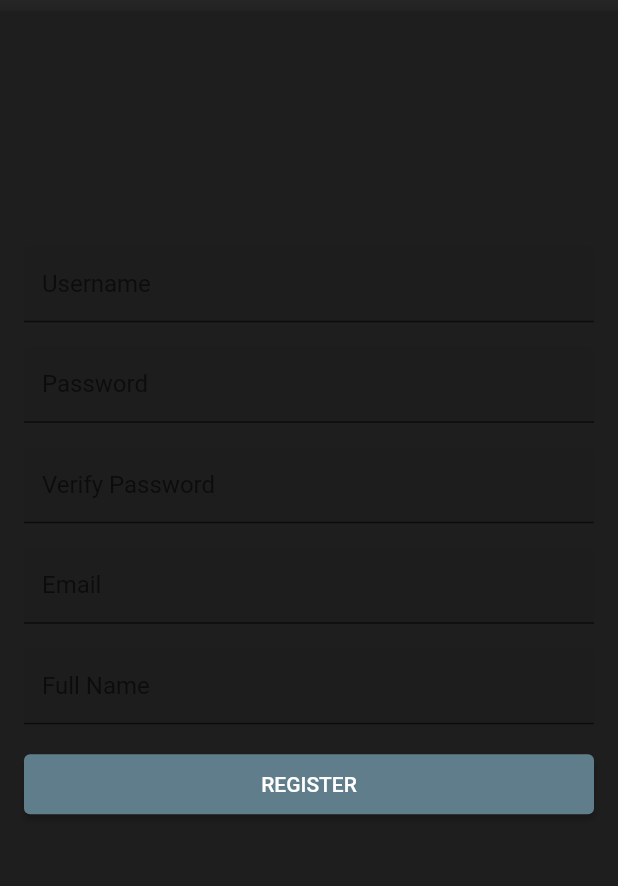
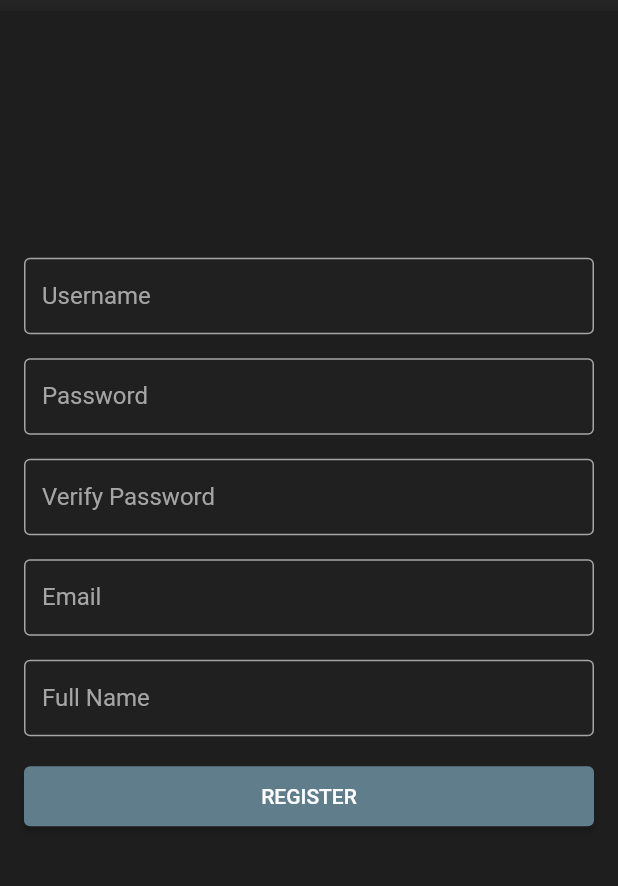
Before and after one commit to CapibaraAnonimo/MyAnonaMousePdf_FrontEnd, a Flutter app: the RegisterPage screen opened directly, on a phone screen of 412 x 824 dp, the part 73-959 px from its top. Run offline on Flutter 3.47's test engine with Material 2 defaults, Android fonts, the light colour scheme and no system bars; our stand-ins replace bloc, equatable, flutter_bloc, get_it, injectable, shared_preferences; missing offline and left inert: http_interceptor; accounts and stored records are empty; statements that could not run were skipped.

Commit message:
no he conseguido casi nada, estoy frustrado entre flutter y la mierda de las empresas, que ahora me vulvo a quedar sin ninguna, absoutamente desganado y desmotivado con este final

```diff
--- a/myanonamousepdf/lib/models/user.dart
+++ b/myanonamousepdf/lib/models/user.dart
@@ -24,7 +24,7 @@ class User {
   User.fromJson(Map<String, dynamic> json) {
     id = json['id'];
     userName = json['userName'];
-    name = json['name'];
+    name = json['fullName'];
     //createdAt = DateTime.tryParse(reformat(json['createdAt']));
     accessToken = json['accessToken'];
     avatar = json['avatar'];
@@ -36,7 +36,7 @@ class User {
     final Map<String, dynamic> data = <String, dynamic>{};
     data['id'] = id;
     data['userName'] = userName;
-    data['name'] = name;
+    data['fullName'] = name;
     //data['createdAt'] = dateToString(createdAt!);
     data['accessToken'] = accessToken;
     data['avatar'] = avatar;
--- a/myanonamousepdf/lib/pages/books.dart
+++ b/myanonamousepdf/lib/pages/books.dart
@@ -5,6 +5,7 @@ import 'package:flutter_bloc/flutter_bloc.dart';
 import 'package:myanonamousepdf/blocs/authentication/authentication.dart';
 import 'package:myanonamousepdf/config/locator.dart';
 import 'package:myanonamousepdf/models/book.dart';
+import 'package:myanonamousepdf/pages/login_page.dart';
 import '../blocs/book_list/book_list.dart';
 import '../models/user.dart';
 import '../services/services.dart';
@@ -42,7 +43,9 @@ class BookListPage extends StatelessWidget {
     }
   }
 
-  void logIn() {}
+  void logIn() {
+    Navigator.push(context, MaterialPageRoute(builder: (context) => LoginPage()));
+  }
 
   @override
   Widget build(BuildContext context) {
--- a/myanonamousepdf/lib/pages/register_page.dart
+++ b/myanonamousepdf/lib/pages/register_page.dart
@@ -25,7 +25,7 @@ class RegisterPage extends StatelessWidget {
         title: const Text('Register'),
       ),
       body: Padding(
-        padding: const EdgeInsets.only(bottom: 16, left: 16, right: 16),
+        padding: const EdgeInsets.only(left: 16, right: 16),
         child: BlocBuilder<AuthenticationBloc, AuthenticationState>(
           builder: (context, state) {
             if (state is AuthenticationNotAuthenticated) {
@@ -132,7 +132,23 @@ class __RegisterFormState extends State<_RegisterForm>
                   Padding(
                     padding: const EdgeInsets.only(bottom: 16),
                     child: TextFormField(
-                      decoration: const InputDecoration(
+                      style: TextStyle(
+                      color: Color.fromARGB(255, 165, 165, 165),
+                    ),
+                    decoration: const InputDecoration(
+                      labelStyle: TextStyle(
+                        color: Color.fromARGB(255, 165, 165, 165),
+                      ),
+                      fillColor: Color.fromARGB(255, 32, 32, 32),
+                      enabledBorder: OutlineInputBorder(
+                          borderSide: BorderSide(
+                        color: Color.fromARGB(255, 165, 165, 165),
+                      )),
+                      focusedBorder: OutlineInputBorder(
+                        borderSide: BorderSide(
+                          color: Color.fromARGB(255, 165, 165, 165),
+                        ),
+                      ),
                         labelText: 'Username',
                         filled: true,
                         isDense: true,
@@ -151,7 +167,23 @@ class __RegisterFormState extends State<_RegisterForm>
                   Padding(
                     padding: const EdgeInsets.only(bottom: 16),
                     child: TextFormField(
-                      decoration: const InputDecoration(
+                      style: TextStyle(
+                      color: Color.fromARGB(255, 165, 165, 165),
+                    ),
+                    decoration: const InputDecoration(
+                      labelStyle: TextStyle(
+                        color: Color.fromARGB(255, 165, 165, 165),
+                      ),
+                      fillColor: Color.fromARGB(255, 32, 32, 32),
+                      enabledBorder: OutlineInputBorder(
+                          borderSide: BorderSide(
+                        color: Color.fromARGB(255, 165, 165, 165),
+                      )),
+                      focusedBorder: OutlineInputBorder(
+                        borderSide: BorderSide(
+                          color: Color.fromARGB(255, 165, 165, 165),
+                        ),
+                      ),
                         labelText: 'Password',
                         filled: true,
                         isDense: true,
@@ -169,7 +201,23 @@ class __RegisterFormState extends State<_RegisterForm>
                   Padding(
                     padding: const EdgeInsets.only(bottom: 16),
                     child: TextFormField(
-                      decoration: const InputDecoration(
+                      style: TextStyle(
+                      color: Color.fromARGB(255, 165, 165, 165),
+                    ),
+                    decoration: const InputDecoration(
+                      labelStyle: TextStyle(
+                        color: Color.fromARGB(255, 165, 165, 165),
+                      ),
+                      fillColor: Color.fromARGB(255, 32, 32, 32),
+                      enabledBorder: OutlineInputBorder(
+                          borderSide: BorderSide(
+                        color: Color.fromARGB(255, 165, 165, 165),
+                      )),
+                      focusedBorder: OutlineInputBorder(
+                        borderSide: BorderSide(
+                          color: Color.fromARGB(255, 165, 165, 165),
+                        ),
+                      ),
                         labelText: 'Verify Password',
                         filled: true,
                         isDense: true,
@@ -187,7 +235,23 @@ class __RegisterFormState extends State<_RegisterForm>
                   Padding(
                     padding: const EdgeInsets.only(bottom: 16),
                     child: TextFormField(
-                      decoration: const InputDecoration(
+                      style: TextStyle(
+                      color: Color.fromARGB(255, 165, 165, 165),
+                    ),
+                    decoration: const InputDecoration(
+                      labelStyle: TextStyle(
+                        color: Color.fromARGB(255, 165, 165, 165),
+                      ),
+                      fillColor: Color.fromARGB(255, 32, 32, 32),
+                      enabledBorder: OutlineInputBorder(
+                          borderSide: BorderSide(
+                        color: Color.fromARGB(255, 165, 165, 165),
+                      )),
+                      focusedBorder: OutlineInputBorder(
+                        borderSide: BorderSide(
+                          color: Color.fromARGB(255, 165, 165, 165),
+                        ),
+                      ),
                         labelText: 'Email',
                         filled: true,
                         isDense: true,
@@ -204,7 +268,23 @@ class __RegisterFormState extends State<_RegisterForm>
                   Padding(
                     padding: const EdgeInsets.only(bottom: 16),
                     child: TextFormField(
-                      decoration: const InputDecoration(
+                      style: TextStyle(
+                      color: Color.fromARGB(255, 165, 165, 165),
+                    ),
+                    decoration: const InputDecoration(
+                      labelStyle: TextStyle(
+                        color: Color.fromARGB(255, 165, 165, 165),
+                      ),
+                      fillColor: Color.fromARGB(255, 32, 32, 32),
+                      enabledBorder: OutlineInputBorder(
+                          borderSide: BorderSide(
+                        color: Color.fromARGB(255, 165, 165, 165),
+                      )),
+                      focusedBorder: OutlineInputBorder(
+                        borderSide: BorderSide(
+                          color: Color.fromARGB(255, 165, 165, 165),
+                        ),
+                      ),
                         labelText: 'Full Name',
                         filled: true,
                         isDense: true,
--- a/myanonamousepdf/lib/rest/rest_client.dart
+++ b/myanonamousepdf/lib/rest/rest_client.dart
@@ -6,8 +6,8 @@ import 'package:injectable/injectable.dart';
 import 'package:http/http.dart' as http;
 
 class ApiConstants {
-  static String baseUrl = "http://localhost:8080";
-  //static String baseUrl = "http://10.0.2.2:8080";
+  //static String baseUrl = "http://localhost:8080";
+  static String baseUrl = "http://10.0.2.2:8080";
 }
 
 class HeadersApiInterceptor implements InterceptorContract {
--- a/myanonamousepdf/lib/services/authentication_service.dart
+++ b/myanonamousepdf/lib/services/authentication_service.dart
@@ -56,6 +56,7 @@ class JwtAuthenticationService extends AuthenticationService {
 
   @override
   Future<User?> getCurrentUser() async {
+    //_localStorageService..deleteFromDisk("user");
     String? loggedUser = _localStorageService.getFromDisk("user");
     if (loggedUser != null) {
       var user = User.fromJson(jsonDecode(loggedUser));
```
Also changed, not shown: myanonamousepdf/lib/main.dart (+7 -5 lines), myanonamousepdf/lib/pages/login_page.dart (+44 -3 lines).
